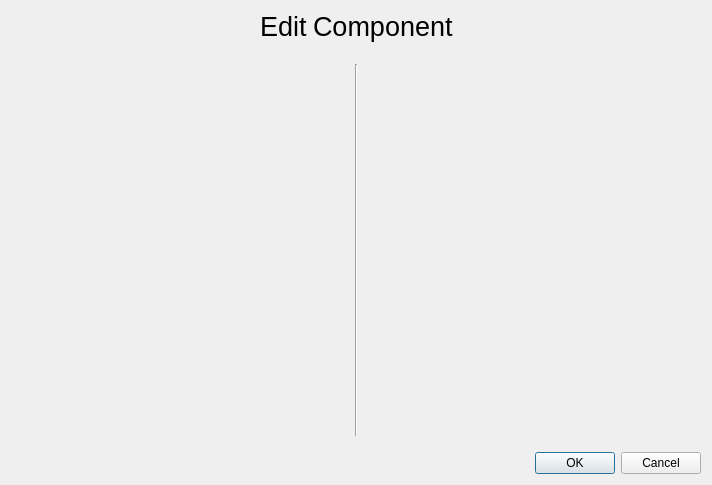
Before: the Qt Designer form microstation/ui/component_editor.ui in TheCheese42/microstation, drawn with Qt 5.
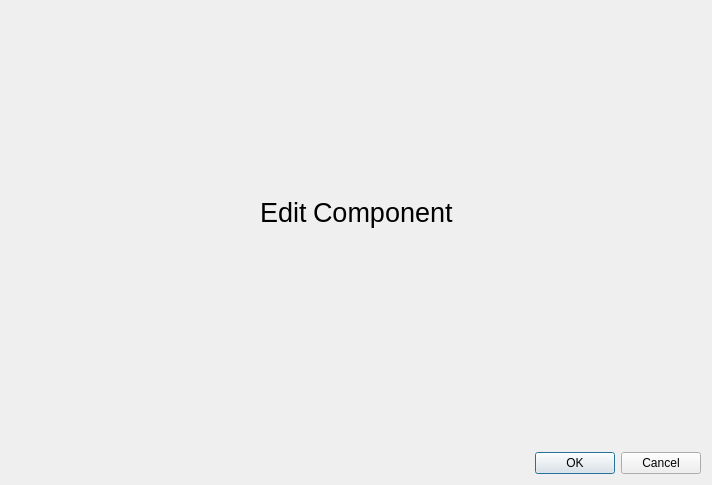
After: the same form once the commit is applied. Icons and pictures are not drawn.

Commit message: Implemented ComponentEditor

The edit to the form file:
```diff
--- a/microstation/ui/component_editor.ui
+++ b/microstation/ui/component_editor.ui
@@ -103,35 +103,7 @@
    <item>
     <layout class="QHBoxLayout" name="horizontalLayout">
      <item>
-      <widget class="QScrollArea" name="scrollArea">
-       <property name="styleSheet">
-        <string notr="true">border: null;</string>
-       </property>
-       <property name="widgetResizable">
-        <bool>true</bool>
-       </property>
-       <widget class="QWidget" name="scrollAreaWidgetContents">
-        <property name="geometry">
-         <rect>
-          <x>0</x>
-          <y>0</y>
-          <width>339</width>
-          <height>351</height>
-         </rect>
-        </property>
-        <widget class="QWidget" name="verticalLayoutWidget">
-         <property name="geometry">
-          <rect>
-           <x>10</x>
-           <y>0</y>
-           <width>331</width>
-           <height>351</height>
-          </rect>
-         </property>
-         <layout class="QVBoxLayout" name="leftVBox"/>
-        </widget>
-       </widget>
-      </widget>
+      <layout class="QVBoxLayout" name="leftVBox"/>
      </item>
      <item>
       <widget class="Line" name="line">
@@ -141,35 +113,7 @@
       </widget>
      </item>
      <item>
-      <widget class="QScrollArea" name="scrollArea_2">
-       <property name="styleSheet">
-        <string notr="true">border: null;</string>
-       </property>
-       <property name="widgetResizable">
-        <bool>true</bool>
-       </property>
-       <widget class="QWidget" name="scrollAreaWidgetContents_2">
-        <property name="geometry">
-         <rect>
-          <x>0</x>
-          <y>0</y>
-          <width>338</width>
-          <height>351</height>
-         </rect>
-        </property>
-        <widget class="QWidget" name="verticalLayoutWidget_2">
-         <property name="geometry">
-          <rect>
-           <x>0</x>
-           <y>0</y>
-           <width>331</width>
-           <height>351</height>
-          </rect>
-         </property>
-         <layout class="QVBoxLayout" name="rightVBox"/>
-        </widget>
-       </widget>
-      </widget>
+      <layout class="QVBoxLayout" name="rightVBox"/>
      </item>
     </layout>
    </item>
```
Left out of the diff: 2 changed lines with no effect on the pictures. The commit also changes 4 other files.
